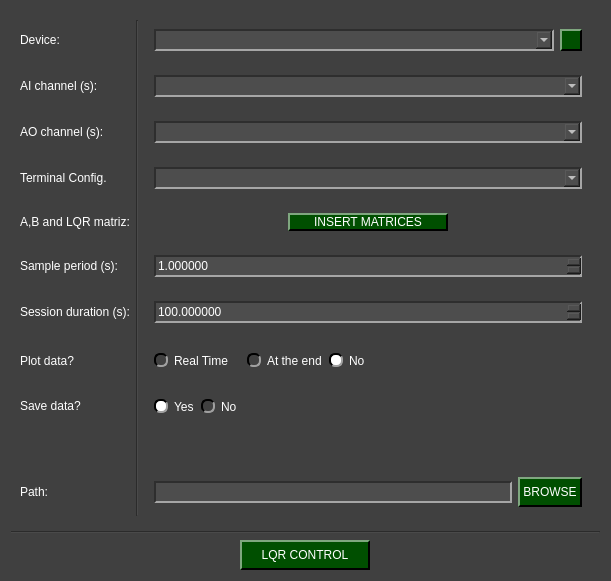
viniciusfs14/pydaq, file pydaq/uis/PyDAQ_lqr_control_NIDAQ_widget.ui: the form before one commit.
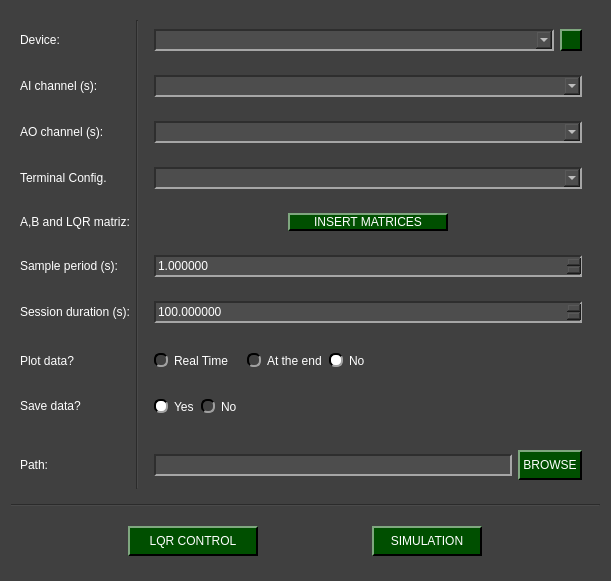
The form after the commit. Icons and pictures are not drawn.

Commit message: LQR Control working and Ai/Ao channels labels ajusted

```diff
--- a/pydaq/uis/PyDAQ_lqr_control_NIDAQ_widget.ui
+++ b/pydaq/uis/PyDAQ_lqr_control_NIDAQ_widget.ui
@@ -413,7 +413,10 @@
 </string>
   </property>
   <layout class="QGridLayout" name="gridLayout_12">
-   <item row="2" column="0" alignment="Qt::AlignmentFlag::AlignHCenter">
+   <item row="2" column="0">
+    <widget class="QWidget" name="widget_12" native="true">
+     <layout class="QHBoxLayout" name="horizontalLayout_4">
+      <item>
     <widget class="QPushButton" name="start_lqr_control">
      <property name="minimumSize">
       <size>
@@ -432,11 +435,20 @@
      </property>
     </widget>
    </item>
-   <item row="1" column="0">
-    <widget class="Line" name="line_3">
-     <property name="orientation">
-      <enum>Qt::Orientation::Horizontal</enum>
-     </property>
+      <item>
+       <widget class="QPushButton" name="simulate_button">
+        <property name="maximumSize">
+         <size>
+          <width>110</width>
+          <height>30</height>
+         </size>
+        </property>
+        <property name="text">
+         <string>SIMULATION</string>
+        </property>
+       </widget>
+      </item>
+     </layout>
     </widget>
    </item>
    <item row="0" column="0">
@@ -968,6 +980,13 @@
      </layout>
     </widget>
    </item>
+   <item row="1" column="0">
+    <widget class="Line" name="line_3">
+     <property name="orientation">
+      <enum>Qt::Orientation::Horizontal</enum>
+     </property>
+    </widget>
+   </item>
   </layout>
  </widget>
  <resources>
```
Lines whose indentation alone changed are shown as unchanged. The commit also changes 18 other files.
